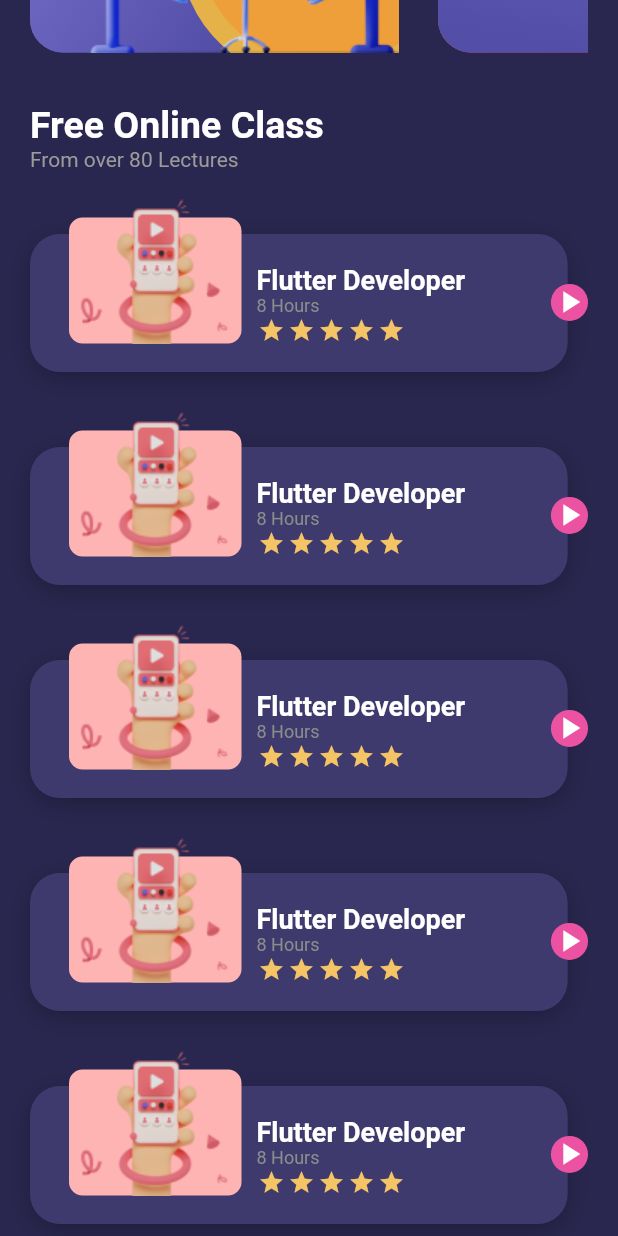
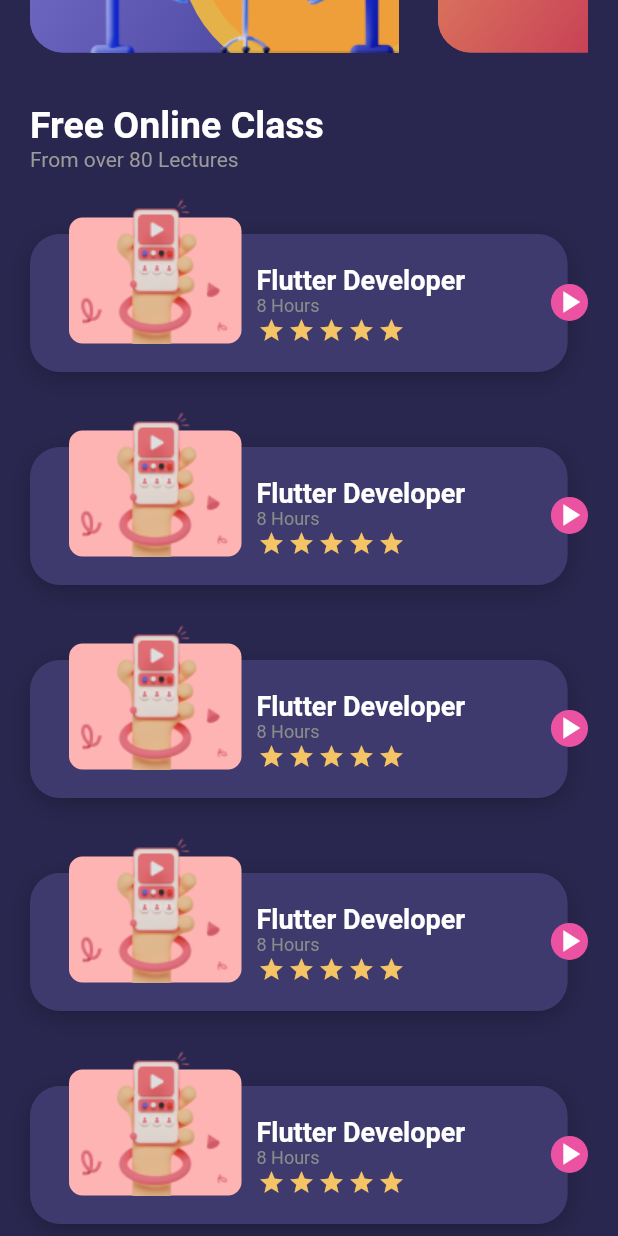
Before and after one commit to Emyeeeel/mobile_course_app_ui, a Flutter app: the screen it shows after launch, scrolled down 420 dp, on a phone screen of 412 x 824 dp. Run offline on Flutter 3.47's test engine with Material 2 defaults, Android fonts, the phone set to English and light mode, and no system bars; drawn by our look-alikes of flutter_rating_bar; our stand-ins replace device_preview, google_fonts.

Commit message:
added mask and background to widget 2 of horizontal list

```diff
--- a/lib/widgets/first_widgetList.dart
+++ b/lib/widgets/first_widgetList.dart
@@ -113,51 +113,6 @@ class HorizontalList1 extends StatelessWidget {
         child: Stack(
           children: [
             Positioned(right: 0, bottom: 0, child: MaskGroup1()),
-            Positioned(
-                top: 15,
-                left: 11,
-                child: Container(
-                  padding: const EdgeInsets.all(10),
-                  width: 108,
-                  height: 39,
-                  decoration: BoxDecoration(
-                    color: const Color(0xFFF4C67A),
-                    borderRadius: BorderRadius.circular(36),
-                  ),
-                  child: Text(
-                    header,
-                    style: GoogleFonts.roboto(
-                      fontSize: 16,
-                      fontWeight: FontWeight.w500,
-                      color: Colors.white,
-                    ),
-                  ),
-                )),
-            Positioned(
-              top: 80,
-              left: 14,
-              child: SizedBox(
-                width: 202,
-                child: Wrap(
-                  children: [
-                    Text(
-                      title,
-                      style: GoogleFonts.roboto(
-                        fontSize: 25,
-                        fontWeight: FontWeight.bold,
-                        color: Colors.white,
-                      ),
-                    )
-                  ],
-                ),
-              ),
-            ),
-            Positioned(
-                right: -35,
-                bottom: -15,
-                child: Image.asset(
-                  image,
-                )),
           ],
         ),
       ),
--- a/lib/widgets/maskedWidget.dart
+++ b/lib/widgets/maskedWidget.dart
@@ -53,6 +53,8 @@ class MaskGroup extends StatelessWidget {
 }
 
 class MaskGroup1 extends StatelessWidget {
+  final int start = 0xFFF4C465;
+  final int end = 0xFFC63956;
   @override
   Widget build(BuildContext context) {
     return Column(
@@ -66,19 +68,14 @@ class MaskGroup1 extends StatelessWidget {
                 left: 0,
                 top: 0,
                 child: Container(
-                  width: 246,
-                  height: 349,
-                  decoration: ShapeDecoration(
-                    gradient: LinearGradient(
-                      begin: Alignment(0.23, -0.97),
-                      end: Alignment(-0.23, 0.97),
-                      colors: [Color(0xFF9288E4), Color(0xFF534EA7)],
-                    ),
-                    shape: RoundedRectangleBorder(
-                      borderRadius: BorderRadius.circular(22),
-                    ),
-                  ),
-                ),
+                    width: 246,
+                    height: 349,
+                    decoration: BoxDecoration(
+                        borderRadius: BorderRadius.circular(22),
+                        gradient: LinearGradient(
+                            begin: Alignment.topLeft,
+                            end: const Alignment(1, 0.0),
+                            colors: <Color>[Color(start), Color(end)]))),
               ),
               Positioned(
                 left: 100,
@@ -86,7 +83,7 @@ class MaskGroup1 extends StatelessWidget {
                 child: Container(
                   width: 195,
                   height: 179,
-                  decoration: ShapeDecoration(
+                  decoration: const ShapeDecoration(
                     color: Color(0xFF2857A9),
                     shape: OvalBorder(
                       side: BorderSide(width: 14, color: Color(0xFF326AA5)),
```
